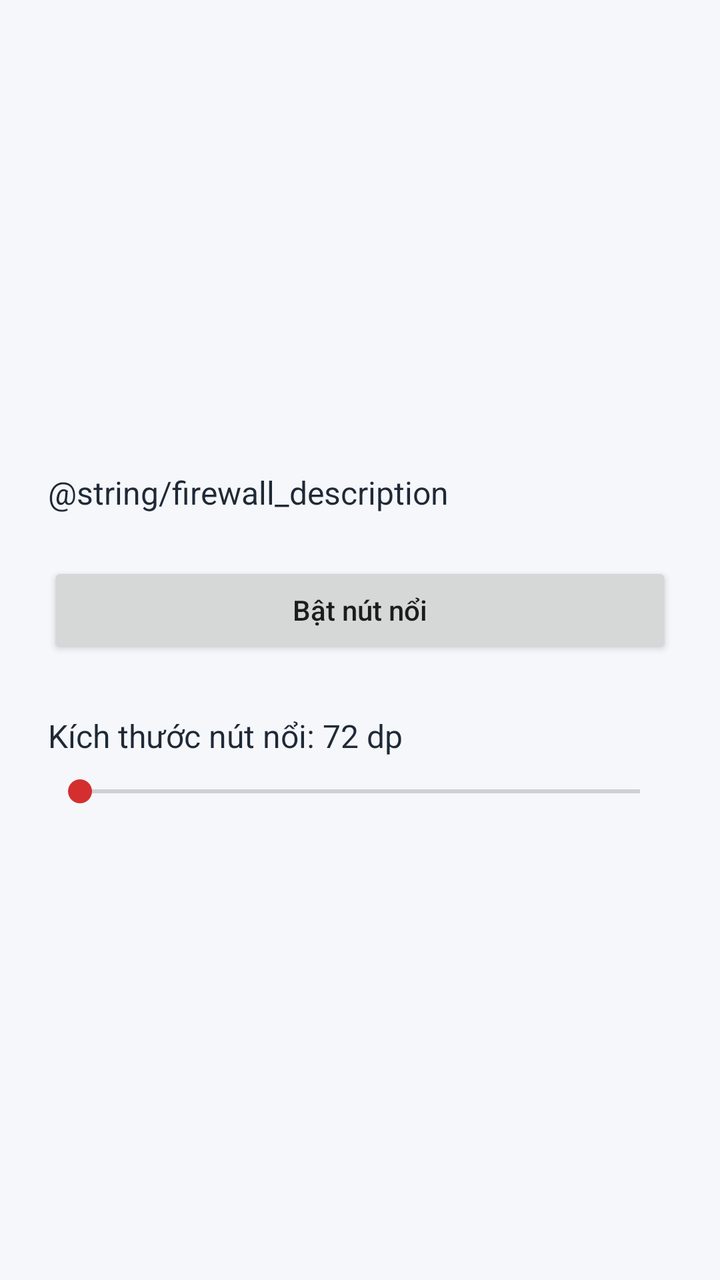
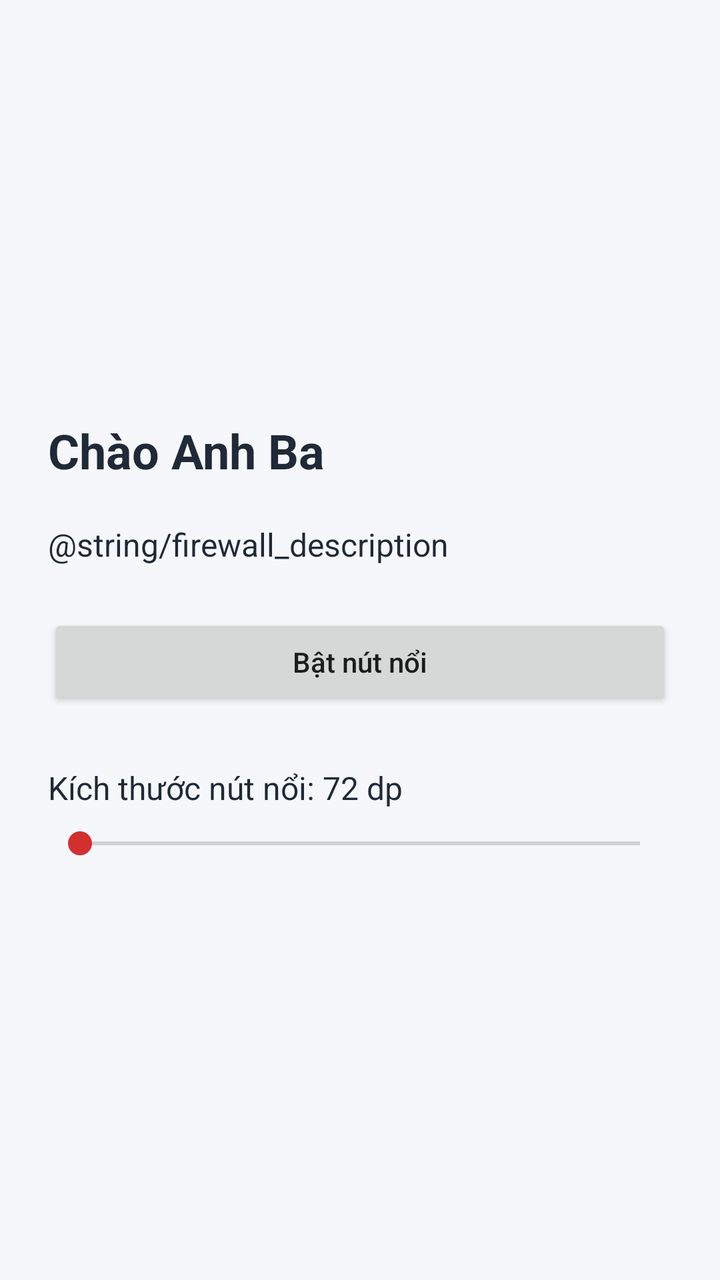

Two renders of the same Android screen: before a commit and after it. Below are the layout's source before the change and the commit's diff.
<!-- AndroidManifest.xml: application theme Theme.NutNoi -->
<!-- res/layout/activity_main.xml -->
<?xml version="1.0" encoding="utf-8"?>
<ScrollView xmlns:android="http://schemas.android.com/apk/res/android"
    android:layout_width="match_parent"
    android:layout_height="match_parent"
    android:fillViewport="true"
    android:background="#F5F7FA">

    <LinearLayout
        android:layout_width="match_parent"
        android:layout_height="wrap_content"
        android:orientation="vertical"
        android:padding="24dp"
        android:gravity="center_vertical">

        <TextView
            android:layout_width="match_parent"
            android:layout_height="wrap_content"
            android:text="@string/firewall_description"
            android:textColor="#1F2937"
            android:textSize="16sp"
            android:layout_marginBottom="24dp" />

        <Button
            android:id="@+id/btnToggleOverlay"
            android:layout_width="match_parent"
            android:layout_height="wrap_content"
            android:text="@string/enable_button"
            android:textAllCaps="false"
            android:layout_marginBottom="28dp" />

        <TextView
            android:id="@+id/overlaySizeLabel"
            android:layout_width="match_parent"
            android:layout_height="wrap_content"
            android:labelFor="@id/overlaySizeSeekBar"
            android:text="@string/overlay_size_value_default"
            android:textColor="#1F2937"
            android:textSize="16sp"
            android:paddingBottom="8dp" />

        <SeekBar
            android:id="@+id/overlaySizeSeekBar"
            android:layout_width="match_parent"
            android:layout_height="wrap_content"
            android:contentDescription="@string/overlay_size_label" />
    </LinearLayout>
</ScrollView>
<!-- resources referenced by this layout -->
<resources>
  <string name="enable_button">Bật nút nổi</string>
  <string name="overlay_size_label">Kích thước nút nổi</string>
  <string name="overlay_size_value_default">Kích thước nút nổi: 72 dp</string>
  <style name="Theme.NutNoi" parent="Theme.AppCompat.DayNight.NoActionBar">
          <item name="colorPrimary">#1976D2</item>
          <item name="colorPrimaryDark">#1565C0</item>
          <item name="colorAccent">#D32F2F</item>
          <item name="android:statusBarColor">@android:color/transparent</item>
          <item name="android:navigationBarColor">@android:color/transparent</item>
      </style>
</resources>

<!-- the commit's change to res/layout/activity_main.xml (unified diff, before → after) -->
@@ -11,6 +11,15 @@
         android:orientation="vertical"
         android:padding="24dp"
         android:gravity="center_vertical">
+
+        <TextView
+            android:layout_width="match_parent"
+            android:layout_height="wrap_content"
+            android:text="@string/greeting"
+            android:textColor="#1F2937"
+            android:textSize="24sp"
+            android:textStyle="bold"
+            android:layout_marginBottom="20dp" />
 
         <TextView
             android:layout_width="match_parent"
<!-- resource entries referenced after the edit -->
@@ -1,6 +1,7 @@
 <!-- resources referenced by this layout -->
 <resources>
   <string name="enable_button">Bật nút nổi</string>
+  <string name="greeting">Chào Anh Ba</string>
   <string name="overlay_size_label">Kích thước nút nổi</string>
   <string name="overlay_size_value_default">Kích thước nút nổi: 72 dp</string>
   <style name="Theme.NutNoi" parent="Theme.AppCompat.DayNight.NoActionBar">
